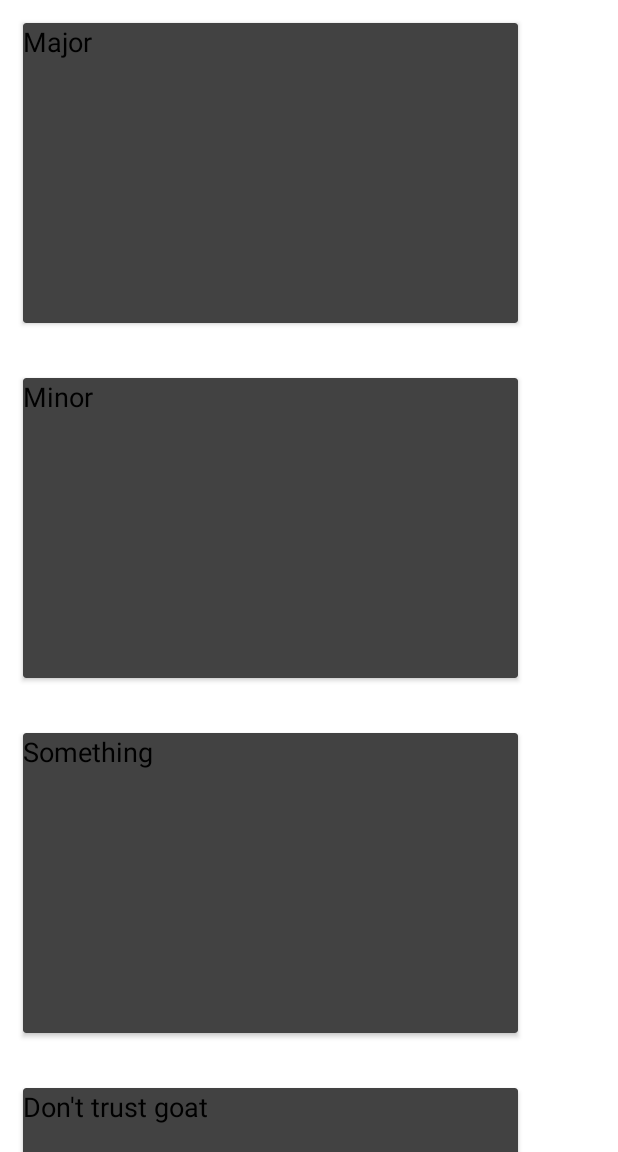
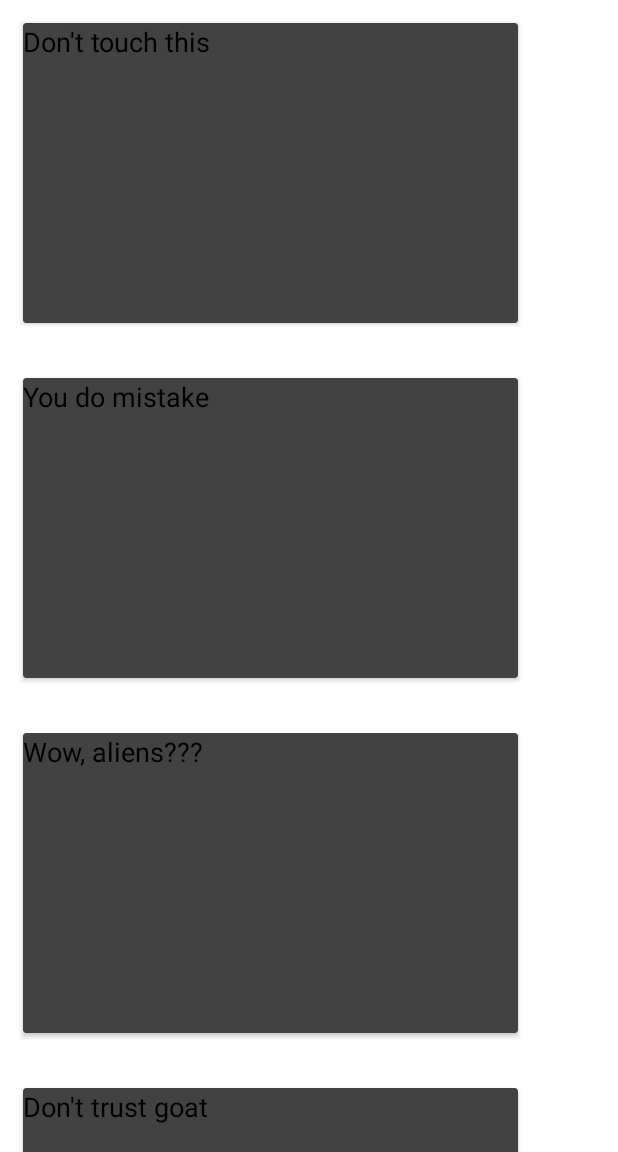
Before and after one commit to jenchenUA/GuitarAssistantProject, an Android app: the fragment PatternFragment placed in its activity, on a phone screen of 412 x 824 dp, the part 84-1236 px from its top. Run offline under Robolectric (Android 15) with nearby library versions, the phone set to English and light mode, and no system bars; libraries missing offline, so code that uses them is left out: com.mikepenz.materialdrawer; 4 statements that could not run were skipped.

Commit message:
0.1.8: - Changed fake data for PentatonicFragment and PatternFragment

```diff
--- a/GuitarAssistantProject/app/src/main/java/jenchenua/guitarassistantproject/fragments/PatternFragment.java
+++ b/GuitarAssistantProject/app/src/main/java/jenchenua/guitarassistantproject/fragments/PatternFragment.java
@@ -19,7 +19,7 @@ import jenchenua.guitarassistantproject.R;
 public class PatternFragment extends Fragment {
     @Override
     public View onCreateView(LayoutInflater inflater, ViewGroup container, Bundle savedInstanceState) {
-        String[] fakeData = {"Major", "Minor", "Something", "Don't trust goat"};
+        String[] fakeData = {"Don't touch this", "You do mistake", "Wow, aliens???", "Don't trust goat"};
 
         List<String> fakeList = new ArrayList<>(Arrays.asList(fakeData));
 
--- a/GuitarAssistantProject/app/src/main/java/jenchenua/guitarassistantproject/fragments/PentatonicFragment.java
+++ b/GuitarAssistantProject/app/src/main/java/jenchenua/guitarassistantproject/fragments/PentatonicFragment.java
@@ -18,7 +18,7 @@ import jenchenua.guitarassistantproject.R;
 public class PentatonicFragment extends Fragment {
     @Override
     public View onCreateView(LayoutInflater inflater, ViewGroup container, Bundle savedInstanceState) {
-        String[] fakeData = {"Major", "Minor", "Something", "Don't trust goat"};
+        String[] fakeData = {"One", "Two", "Three", "Four"};
 
         List<String> fakeList = new ArrayList<>(Arrays.asList(fakeData));
 
```
Also changed, not shown: 1 other file.
